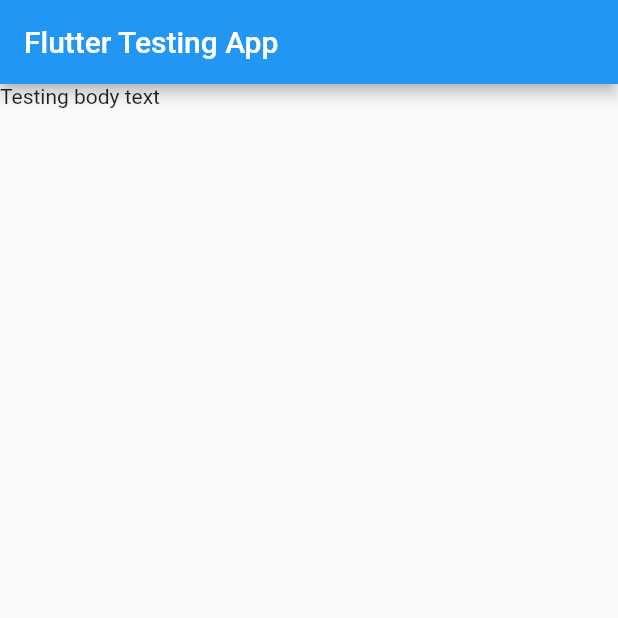
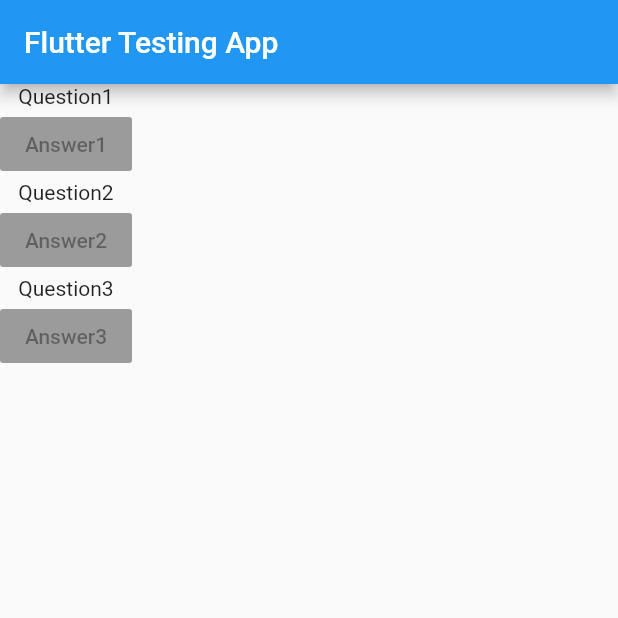
Before and after one commit to matbot/Flutter-Test-App, a Flutter app: the screen it shows after launch, on a phone screen of 412 x 824 dp, the top half of it. Run offline on Flutter 3.47's test engine with Material 2 defaults, Android fonts, the phone set to English and light mode, and no system bars.

Commit message:
adding a column

```diff
--- a/lib/main.dart
+++ b/lib/main.dart
@@ -5,11 +5,35 @@ void main() => runApp(MyApp());
 class MyApp extends StatelessWidget {
   @override
   Widget build(BuildContext context) {
-    return MaterialApp(home: Scaffold(
-      appBar: AppBar(title: Text('Flutter Testing App'),
+    var questions = [
+      "What's your name?",
+      "What's your age",
+    ];
+    return MaterialApp(
+      home: Scaffold(
+        appBar: AppBar(
+          title: Text('Flutter Testing App'),
+        ),
+        body: Column(
+          children: [
+            Text('Question1'),
+            RaisedButton(
+              child: Text('Answer1'),
+              onPressed: null,
+            ),
+            Text('Question2'),
+            RaisedButton(
+              child: Text('Answer2'),
+              onPressed: null,
+            ),
+            Text('Question3'),
+            RaisedButton(
+              child: Text('Answer3'),
+              onPressed: null,
+            ),
+          ],
+        ),
       ),
-      body: Text('Testing body text'),
-    ),
     );
   }
 }
```
